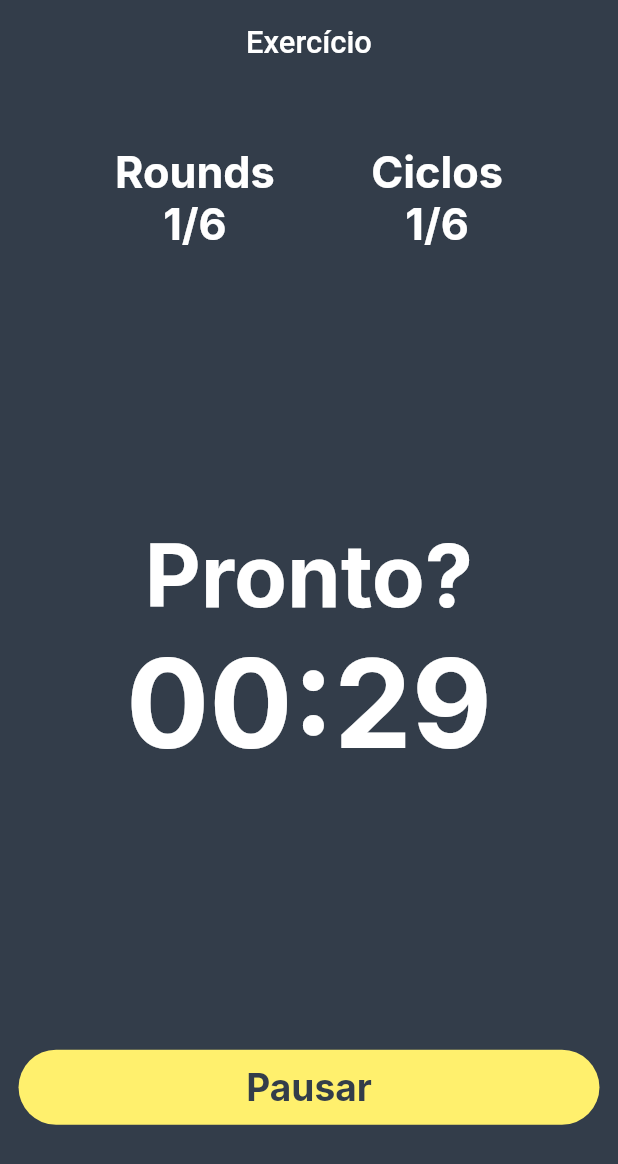
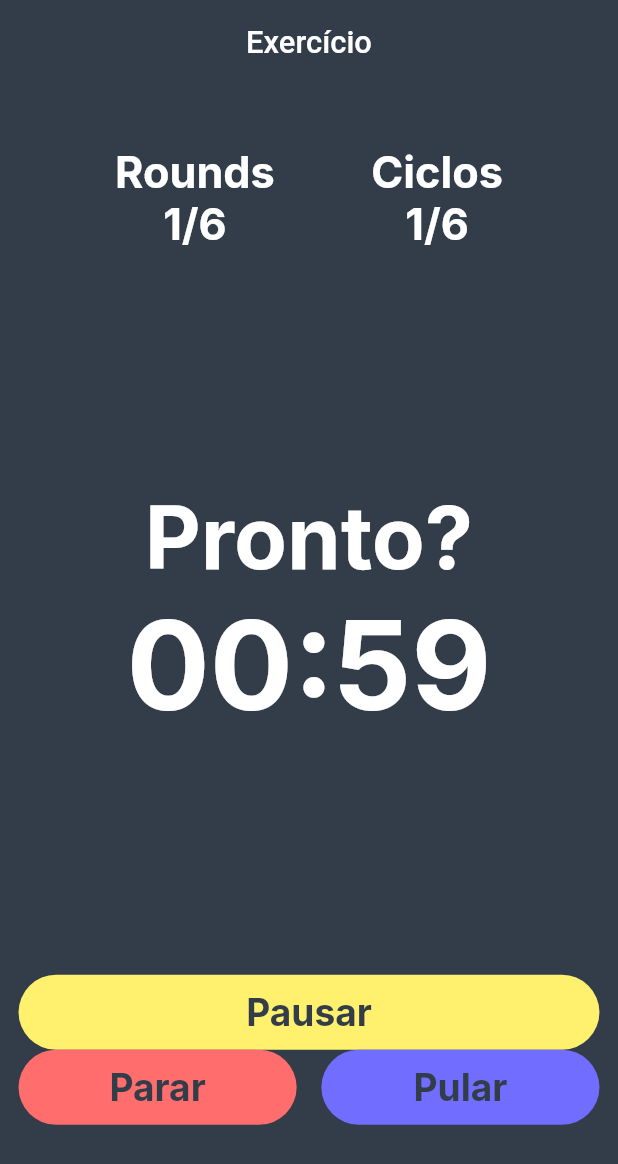
Before and after one commit to barreto0/meu_hiit, a Flutter app: the screen it shows after launch, after a tap on "Começar!", on a phone screen of 412 x 824 dp. Shown: the top 1164 px of the screen. Run offline on Flutter 3.47's test engine with Material 2 defaults, Android fonts, the phone set to English and light mode, and no system bars; our stand-ins replace flutter_mobx, flutter_modular, google_fonts, mobx; generated files the repository leaves out were written again.

Commit message:
feat: botoes de parar e pular

```diff
--- a/lib/app/modules/home/home_page_view.dart
+++ b/lib/app/modules/home/home_page_view.dart
@@ -38,6 +38,7 @@ class HomePageView extends HomePageViewModel {
                 Column(
                   children: [
                     getExerciseButton(),
+                    getStopAndSkipButtons(),
                     SizedBox(
                       height: ScreenHelper.screenHeightPercentage(context, 4),
                     ),
--- a/lib/app/modules/home/home_page_view_model.dart
+++ b/lib/app/modules/home/home_page_view_model.dart
@@ -46,4 +46,30 @@ abstract class HomePageViewModel extends State<HomePage> {
       color: color,
     );
   }
+
+  Widget getStopAndSkipButtons() {
+    int state = homeStore.getExerciseButtonConfig()['state'];
+    if (state == 1 || state == 2) {
+      return Row(
+        mainAxisAlignment: MainAxisAlignment.spaceBetween,
+        children: [
+          MeuHiitButton(
+            width: ScreenHelper.screenWidthPercentage(context, 45),
+            onPressed: () {
+              homeStore.stopTimer();
+            },
+            label: 'Parar',
+            color: '#FF6D6D',
+          ),
+          MeuHiitButton(
+            width: ScreenHelper.screenWidthPercentage(context, 45),
+            onPressed: () {},
+            label: 'Pular',
+            color: '#706DFF',
+          ),
+        ],
+      );
+    }
+    return Container();
+  }
 }
```
Also changed, not shown: lib/app/modules/home/home_store.dart (+10 -1 lines), lib/app/modules/home/home_store.g.dart.
